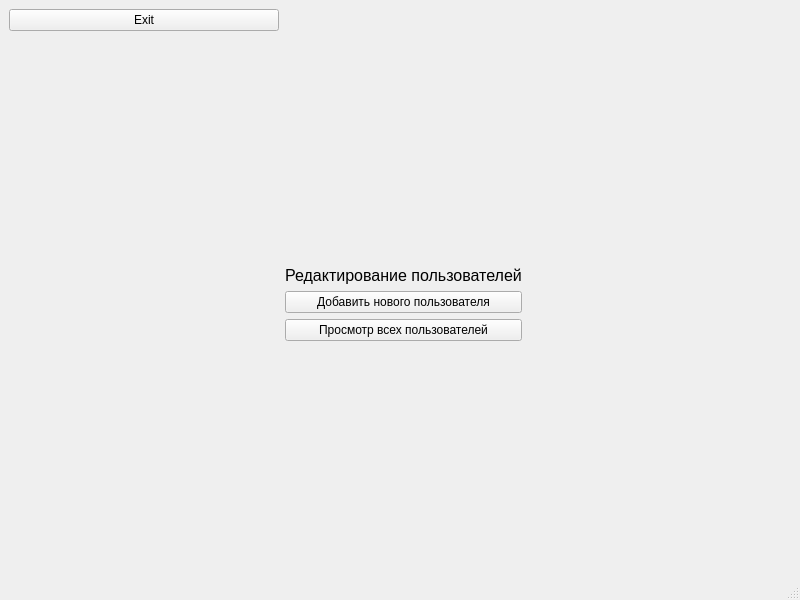
First picture: the form in Project_files/adminwindow.ui, repository cry4alone/FacultativPRO, before the edit.
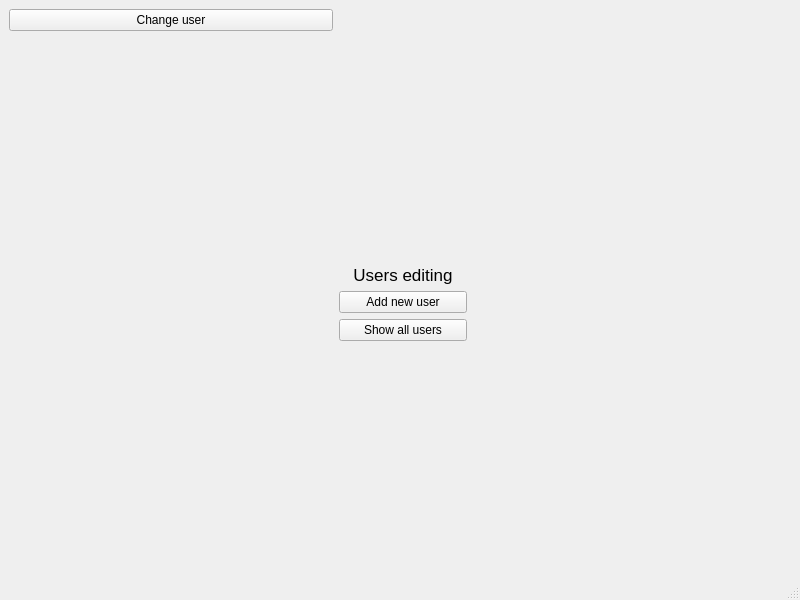
Second picture: the form after the edit.

What changed in the file:
```diff
--- a/Project_files/adminwindow.ui
+++ b/Project_files/adminwindow.ui
@@ -18,7 +18,7 @@
     <item row="0" column="0">
      <widget class="QPushButton" name="pushButton">
       <property name="text">
-       <string>Exit</string>
+       <string>Change user</string>
       </property>
      </widget>
     </item>
@@ -54,11 +54,11 @@
        <widget class="QLabel" name="label">
         <property name="font">
          <font>
-          <pointsize>12</pointsize>
+          <pointsize>13</pointsize>
          </font>
         </property>
         <property name="text">
-         <string>Редактирование пользователей</string>
+         <string>   Users editing   </string>
         </property>
         <property name="alignment">
          <set>Qt::AlignCenter</set>
@@ -68,14 +68,14 @@
       <item>
        <widget class="QPushButton" name="pushBtnNewUser">
         <property name="text">
-         <string>Добавить нового пользователя</string>
+         <string>Add new user</string>
         </property>
        </widget>
       </item>
       <item>
        <widget class="QPushButton" name="pushBtnAllUsers">
         <property name="text">
-         <string>Просмотр всех пользователей</string>
+         <string>Show all users</string>
         </property>
        </widget>
       </item>
```
